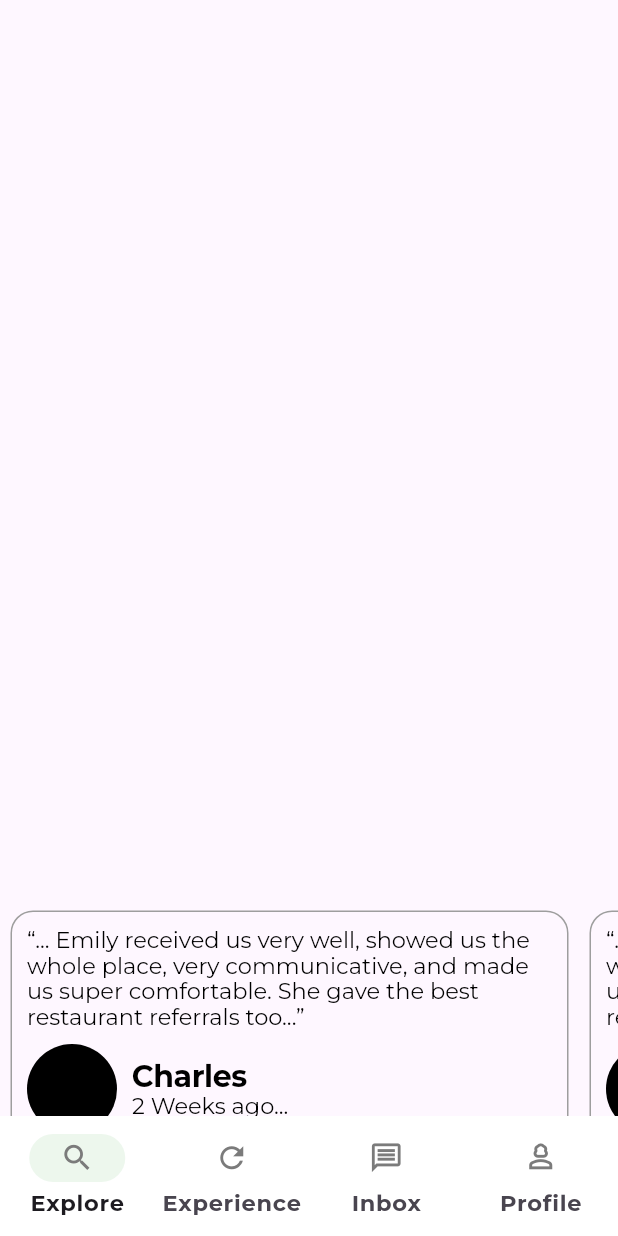
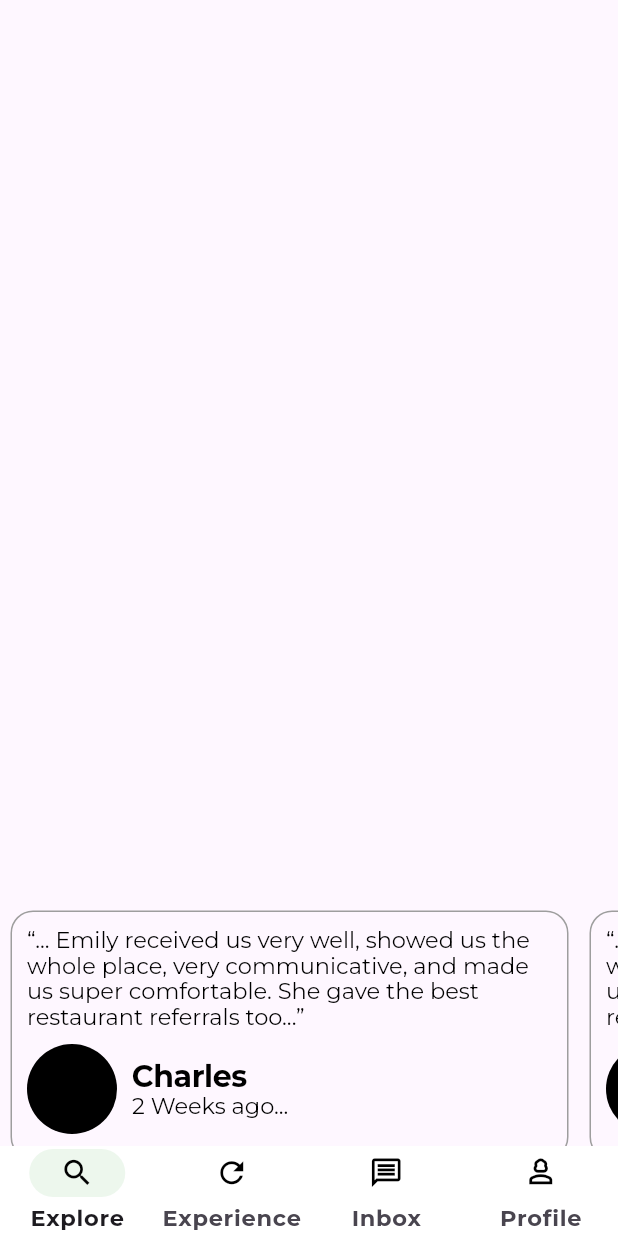
Before and after one commit to maagyei04/accompani, a Flutter app: the NavigationMenu screen opened directly, scrolled down 576 dp, on a phone screen of 412 x 824 dp. Run offline on Flutter 3.47's test engine with Material 3 defaults, Android fonts, the phone set to English and light mode, and no system bars; our stand-ins replace cloud_firestore, firebase_auth, firebase_core, firebase_storage, flutter_otp_text_field, get and 6 more; missing offline and left inert: flutter_stepindicator, intl_phone_number_field; accounts and stored records are empty.

Commit message:
changes to navbar

```diff
--- a/lib/navigation_menu.dart
+++ b/lib/navigation_menu.dart
@@ -15,29 +15,21 @@ class NavigationMenu extends StatelessWidget {
   Widget build(BuildContext context) {
     final controller = Get.put(NavigationController());
 
-    var mediaQuery = MediaQuery.of(context);
-    var brightness = mediaQuery.platformBrightness;
-
-    final isDarkMode = brightness == Brightness.dark;
-
-    final tBackgroundColor = isDarkMode ? tSecondaryColor : tWhiteColor;
-    final tIconColor = isDarkMode ? tWhiteColor : const Color.fromARGB(255, 123, 123, 123);
-
     return Scaffold(
       bottomNavigationBar: Obx(
         () => NavigationBar(
-          backgroundColor: tBackgroundColor,
+          backgroundColor: tWhiteColor,
           indicatorColor: tPrimaryColor.withOpacity(0.1),
-          height: 80.0,
+          height: 60.0,
           elevation: 1,
           selectedIndex: controller.selectedIndex.value,
           onDestinationSelected: (index) => controller.selectedIndex.value = index,
           destinations:
-          [
-            NavigationDestination(icon: Icon(Icons.search_outlined, color:tIconColor, size: 23.0,), label: 'Explore',),
-            NavigationDestination(icon: Icon(Icons.refresh_outlined, color: tIconColor, size: 23.0), label: 'Experience'),
-            NavigationDestination(icon: Icon(Icons.message_outlined, color: tIconColor, size: 23.0), label: 'Inbox'),
-            NavigationDestination(icon: Icon(Icons.person_3_outlined, color: tIconColor, size: 23.0), label: 'Profile',),
+          const [
+            NavigationDestination(icon: Icon(Icons.search_outlined, color:tDarkColor, size: 23.0,), label: 'Explore',),
+            NavigationDestination(icon: Icon(Icons.refresh_outlined, color: tDarkColor, size: 23.0), label: 'Experience'),
+            NavigationDestination(icon: Icon(Icons.message_outlined, color: tDarkColor, size: 23.0), label: 'Inbox'),
+            NavigationDestination(icon: Icon(Icons.person_3_outlined, color: tDarkColor, size: 23.0), label: 'Profile',),
           ]
 
         ),
```
